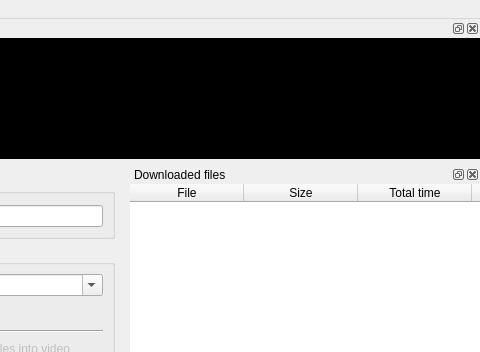
MatusGuy/youtube-dl_GUI, file interface/main.ui: the form before one commit; both pictures show x 506 to 986 and y 0 to 352 of the 986 by 747 pixel window.
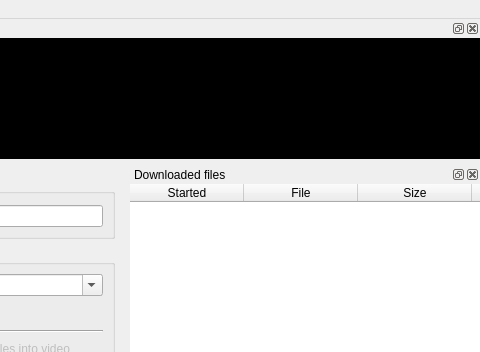
The form after the commit. Icons and pictures are not drawn. Custom widgets are drawn as their Qt base class.

Commit message: Changed the column order on downloaded items list

```diff
--- a/interface/main.ui
+++ b/interface/main.ui
@@ -781,6 +781,11 @@
        <attribute name="horizontalHeaderDefaultSectionSize">
         <number>114</number>
        </attribute>
+       <column>
+        <property name="text">
+         <string>Started</string>
+        </property>
+       </column>
        <column>
         <property name="text">
          <string>File</string>
@@ -796,11 +801,6 @@
          <string>Total time</string>
         </property>
        </column>
-       <column>
-        <property name="text">
-         <string>Started in</string>
-        </property>
-       </column>
       </widget>
      </item>
     </layout>
```
The commit also changes 2 other files.
